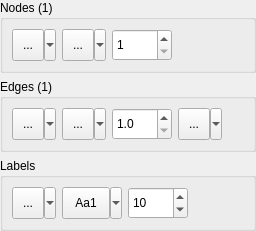
The window that dpss/src/ui/CNodeEdgePropertiesUI.ui (ArsMasiuk/DPSE) describes before a commit, drawn with Qt 5.
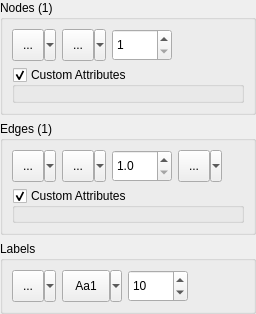
The same window after the commit. Custom widgets are drawn as their Qt base class.

```diff
--- a/dpss/src/ui/CNodeEdgePropertiesUI.ui
+++ b/dpss/src/ui/CNodeEdgePropertiesUI.ui
@@ -7,7 +7,7 @@
     <x>0</x>
     <y>0</y>
     <width>256</width>
-    <height>211</height>
+    <height>314</height>
    </rect>
   </property>
   <property name="sizePolicy">
@@ -63,37 +63,6 @@
         </property>
        </widget>
       </item>
-      <item row="1" column="0">
-       <widget class="QSint::ColorButton" name="NodeColor">
-        <property name="sizePolicy">
-         <sizepolicy hsizetype="Fixed" vsizetype="Fixed">
-          <horstretch>0</horstretch>
-          <verstretch>0</verstretch>
-         </sizepolicy>
-        </property>
-        <property name="minimumSize">
-         <size>
-          <width>44</width>
-          <height>32</height>
-         </size>
-        </property>
-        <property name="statusTip">
-         <string>Set fill color of the selected nodes</string>
-        </property>
-        <property name="text">
-         <string>...</string>
-        </property>
-        <property name="iconSize">
-         <size>
-          <width>20</width>
-          <height>20</height>
-         </size>
-        </property>
-        <property name="popupMode">
-         <enum>QToolButton::MenuButtonPopup</enum>
-        </property>
-       </widget>
-      </item>
       <item row="1" column="2">
        <widget class="QSpinBox" name="NodeSize">
         <property name="sizePolicy">
@@ -135,6 +104,70 @@
         </property>
        </spacer>
       </item>
+      <item row="1" column="0">
+       <widget class="QSint::ColorButton" name="NodeColor">
+        <property name="sizePolicy">
+         <sizepolicy hsizetype="Fixed" vsizetype="Fixed">
+          <horstretch>0</horstretch>
+          <verstretch>0</verstretch>
+         </sizepolicy>
+        </property>
+        <property name="minimumSize">
+         <size>
+          <width>44</width>
+          <height>32</height>
+         </size>
+        </property>
+        <property name="statusTip">
+         <string>Set fill color of the selected nodes</string>
+        </property>
+        <property name="text">
+         <string>...</string>
+        </property>
+        <property name="iconSize">
+         <size>
+          <width>20</width>
+          <height>20</height>
+         </size>
+        </property>
+        <property name="popupMode">
+         <enum>QToolButton::MenuButtonPopup</enum>
+        </property>
+       </widget>
+      </item>
+      <item row="2" column="0" colspan="4">
+       <widget class="QGroupBox" name="groupBox">
+        <property name="sizePolicy">
+         <sizepolicy hsizetype="Preferred" vsizetype="Expanding">
+          <horstretch>0</horstretch>
+          <verstretch>0</verstretch>
+         </sizepolicy>
+        </property>
+        <property name="title">
+         <string>Custom Attributes</string>
+        </property>
+        <property name="flat">
+         <bool>true</bool>
+        </property>
+        <property name="checkable">
+         <bool>true</bool>
+        </property>
+        <layout class="QVBoxLayout" name="verticalLayout_3">
+         <property name="leftMargin">
+          <number>0</number>
+         </property>
+         <property name="rightMargin">
+          <number>0</number>
+         </property>
+         <property name="bottomMargin">
+          <number>0</number>
+         </property>
+         <item>
+          <widget class="CAttributesEditorUI" name="NodeAttrEditor" native="true"/>
+         </item>
+        </layout>
+       </widget>
+      </item>
      </layout>
     </widget>
    </item>
@@ -273,6 +306,39 @@
         </item>
        </layout>
       </item>
+      <item>
+       <widget class="QGroupBox" name="groupBox_2">
+        <property name="sizePolicy">
+         <sizepolicy hsizetype="Preferred" vsizetype="Expanding">
+          <horstretch>0</horstretch>
+          <verstretch>0</verstretch>
+         </sizepolicy>
+        </property>
+        <property name="title">
+         <string>Custom Attributes</string>
+        </property>
+        <property name="flat">
+         <bool>true</bool>
+        </property>
+        <property name="checkable">
+         <bool>true</bool>
+        </property>
+        <layout class="QVBoxLayout" name="verticalLayout_4">
+         <property name="leftMargin">
+          <number>0</number>
+         </property>
+         <property name="rightMargin">
+          <number>0</number>
+         </property>
+         <property name="bottomMargin">
+          <number>0</number>
+         </property>
+         <item>
+          <widget class="CAttributesEditorUI" name="EdgeAttrEditor" native="true"/>
+         </item>
+        </layout>
+       </widget>
+      </item>
      </layout>
     </widget>
    </item>
@@ -409,6 +475,12 @@
    <extends>QToolButton</extends>
    <header>qfontbutton.h</header>
   </customwidget>
+  <customwidget>
+   <class>CAttributesEditorUI</class>
+   <extends>QWidget</extends>
+   <header>CAttributesEditorUI.h</header>
+   <container>1</container>
+  </customwidget>
  </customwidgets>
  <tabstops>
   <tabstop>NodeColor</tabstop>
```
Left out of the diff: 35 changed lines with no effect on the pictures.
